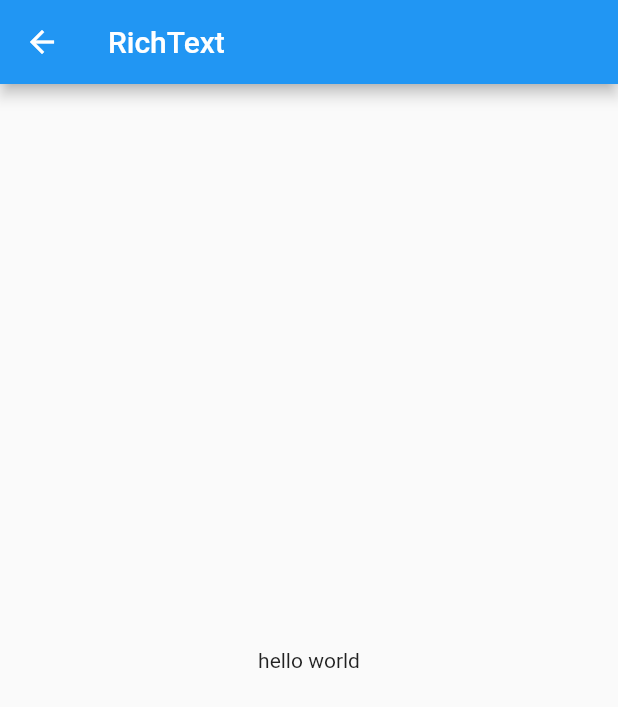
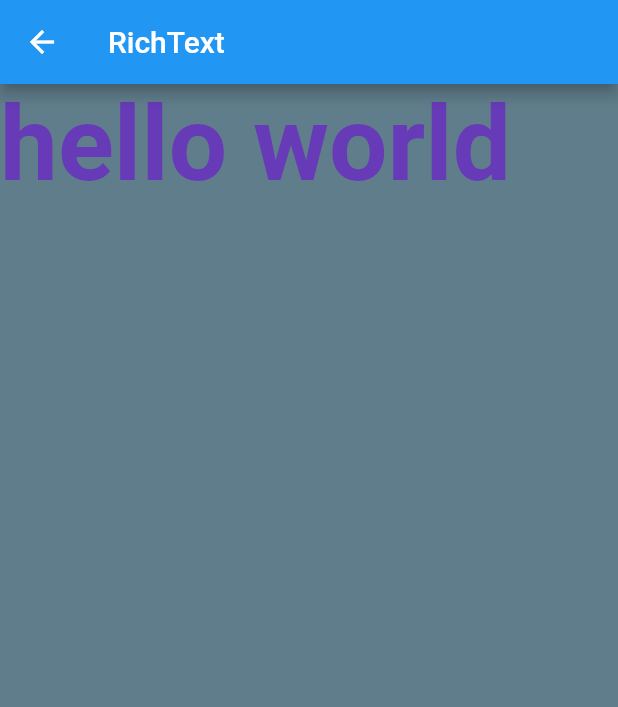
Before and after one commit to bhupeshbc/New-App, a Flutter app: the RichTextView screen opened by its route, on a phone screen of 412 x 824 dp. Shown: the top 707 px of the screen. Run offline on Flutter 3.47's test engine with Material 2 defaults, Android fonts, the phone set to English and light mode, and no system bars.

Commit message:
container

```diff
--- a/lib/view/rich_text.dart
+++ b/lib/view/rich_text.dart
@@ -1,6 +1,4 @@
 import 'package:flutter/material.dart';
-import 'package:flutter/src/widgets/framework.dart';
-import 'package:flutter/src/widgets/placeholder.dart';
 
 class RichTextView extends StatelessWidget {
   const RichTextView({super.key});
@@ -11,9 +9,19 @@ class RichTextView extends StatelessWidget {
       appBar: AppBar(
         title: const Text('RichText'),
       ),
-      body: const Center(
-        child: Text('hello world'),
-      )
+      body: Container(
+        color: Colors.blueGrey,
+        width: double.infinity,
+        height: double.infinity,
+        child: const Text(
+          'hello world',
+          style: TextStyle(
+            fontSize: 69,
+            fontWeight: FontWeight.bold,
+            color: Colors.deepPurple,
+          ),
+        ),
+      ),
     );
   }
 }
```
